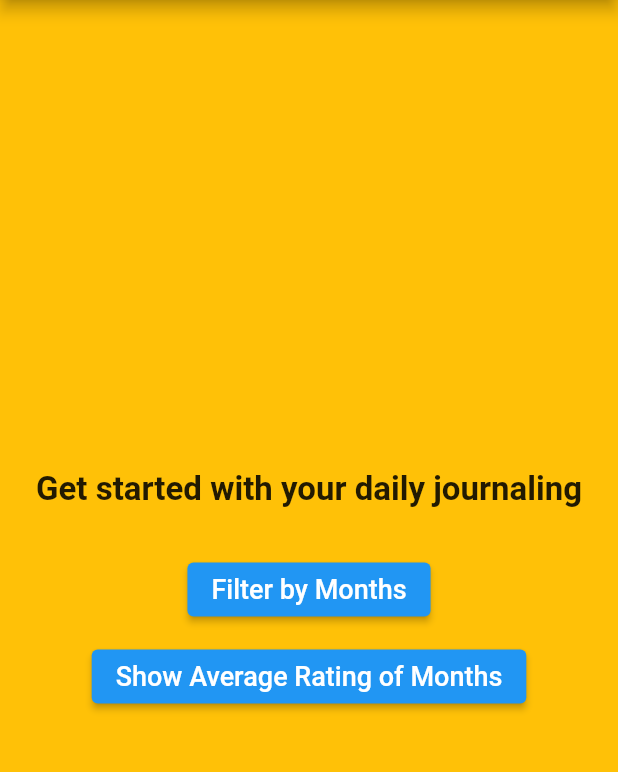
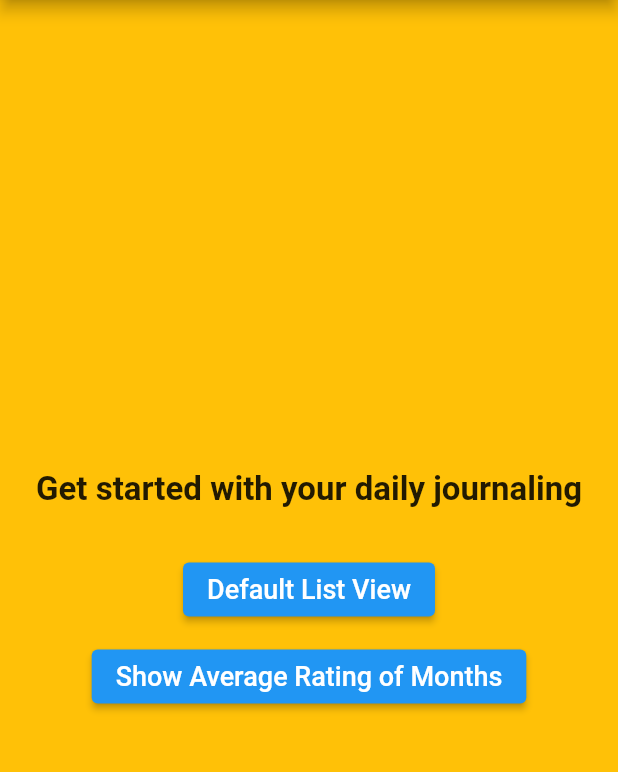
Before and after one commit to umama-rahman1/dear_diary_app, a Flutter app: the screen it shows after launch, on a phone screen of 412 x 824 dp, the part 84-856 px from its top. Run offline on Flutter 3.47's test engine with Material 2 defaults, Android fonts, the phone set to English and light mode, and no system bars; our stand-ins replace google_fonts, hive, hive_flutter; accounts and stored records are empty; Roboto replaces fonts that are missing (Delius).

Commit message:
UR-010-update-welcome-page

```diff
--- a/lib/view/welcome_page_view.dart
+++ b/lib/view/welcome_page_view.dart
@@ -24,7 +24,7 @@ class WelcomePageView extends StatelessWidget {
                 Navigator.push(context,
                     MaterialPageRoute(builder: (context) => DiaryLogView()));
               },
-              child: Text('Filter by Months', style: TextStyle(fontSize: 18)),
+              child: Text('Default List View', style: TextStyle(fontSize: 18)),
             ),
             SizedBox(height: 10),
             ElevatedButton(
```
